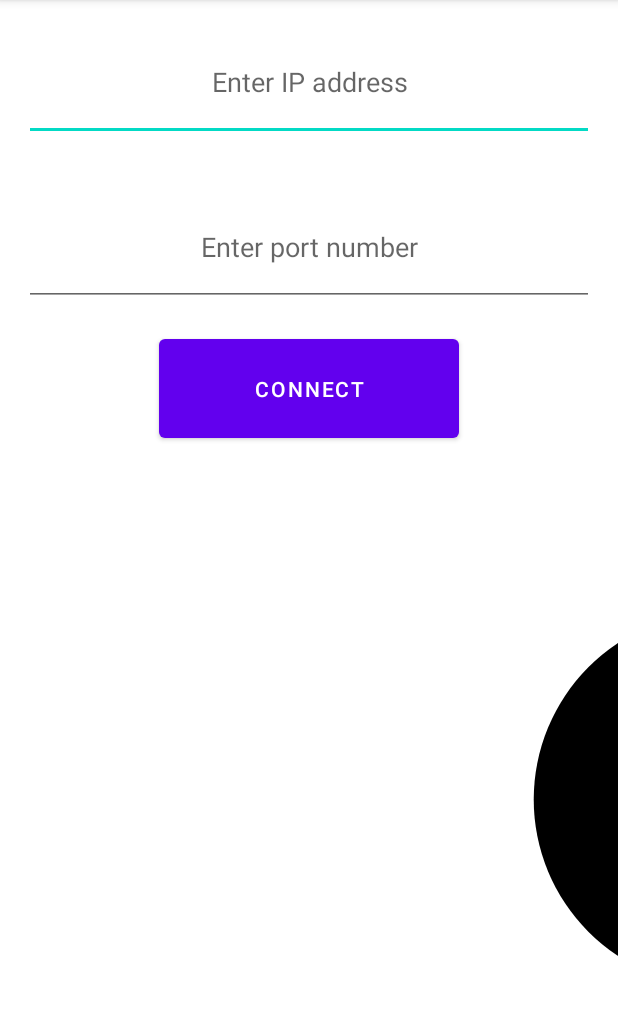
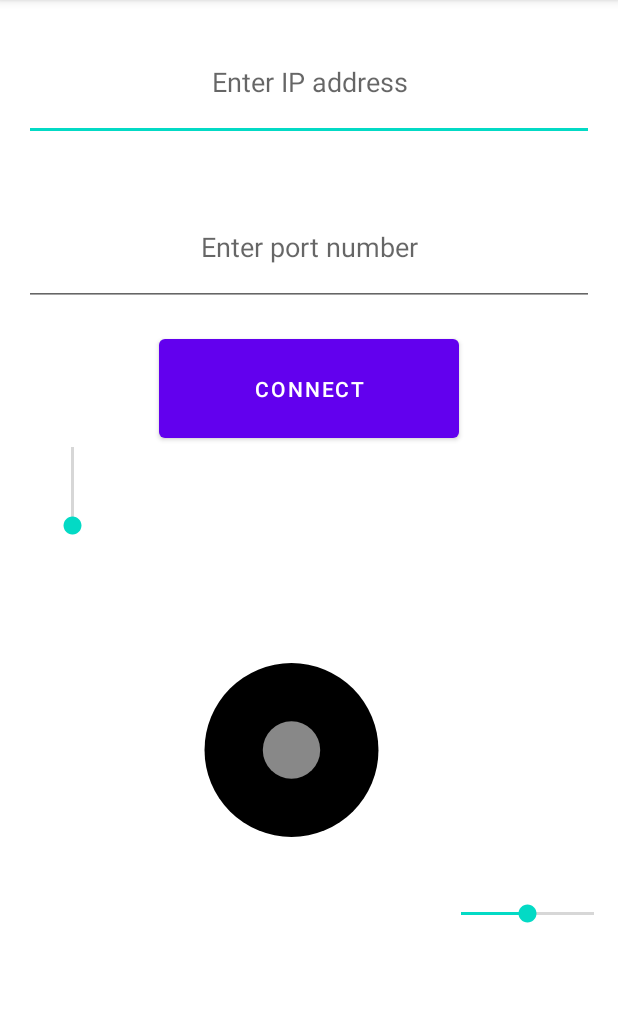
Before and after one commit to nicole257/AndroidFlightController, an Android app: the screen it shows after launch (MainActivity), on a phone screen of 412 x 824 dp, the part 84-1099 px from its top. Run offline under Robolectric (Android 15) with nearby library versions, the phone set to English and light mode, and no system bars.

Commit message:
bind seek bars to vm functions!

```diff
--- a/app/build.gradle
+++ b/app/build.gradle
@@ -30,6 +30,9 @@ android {
     kotlinOptions {
         jvmTarget = '1.8'
     }
+    dataBinding {
+        enabled = true
+    }
 }
 
 dependencies {
--- a/app/src/main/AndroidManifest.xml
+++ b/app/src/main/AndroidManifest.xml
@@ -1,7 +1,7 @@
 <?xml version="1.0" encoding="utf-8"?>
 <manifest xmlns:android="http://schemas.android.com/apk/res/android"
     package="com.example.androidflightcontroller">
-
+    <uses-permission android:name="android.permission.INTERNET"/>
     <application
         android:allowBackup="true"
         android:icon="@mipmap/ic_launcher"
--- a/app/src/main/java/com/example/androidflightcontroller/views/MainActivity.kt
+++ b/app/src/main/java/com/example/androidflightcontroller/views/MainActivity.kt
@@ -31,7 +31,7 @@ class MainActivity : AppCompatActivity() {
             }
         })
 
-        val seekThrottle = findViewById<SeekBar>(R.id.rudder_bar)
+        val seekThrottle = findViewById<SeekBar>(R.id.throttle_bar)
         seekThrottle?.setOnSeekBarChangeListener(object :
             SeekBar.OnSeekBarChangeListener {
             override fun onProgressChanged(seek: SeekBar,
--- a/app/src/main/res/layout/activity_main.xml
+++ b/app/src/main/res/layout/activity_main.xml
@@ -46,46 +46,46 @@
         android:layout_height="0dp"
         android:layout_weight="6"
         android:orientation="horizontal">
-
-        <androidx.constraintlayout.widget.ConstraintLayout
-            android:id="@+id/joystick_layout"
-            android:layout_width="match_parent"
-            android:layout_height="600dp"
+        <SeekBar
+            android:id="@+id/throttle_bar"
+            android:layout_width="306dp"
+            android:layout_height="40dp"
             android:layout_weight="1"
-            android:gravity="center"
+            android:progress="0"
+            android:min="0"
+            android:max="100"
+            android:rotation="270" />
+        <FrameLayout
+            android:id="@+id/frameLayout"
+            android:layout_width="400dp"
+            android:layout_height="400dp"
+            android:layout_margin="1sp"
+            android:layout_weight="1"
             android:orientation="horizontal"
-            android:layout_marginTop="50dp"/>
+            android:foregroundGravity="center"
+            android:layout_marginTop="1dp">
 
         <com.example.androidflightcontroller.views.Joystick
             android:id="@+id/joystick"
             android:layout_width="match_parent"
             android:layout_height="match_parent"
+            android:orientation="horizontal"
+            android:layout_marginTop="1dp"
             tools:layout_editor_absoluteX="0dp"
-            tools:layout_editor_absoluteY="-44dp" />
-
-        <SeekBar
-            android:id="@+id/throttle_bar"
-            android:layout_width="0dp"
-            android:layout_height="match_parent"
-            android:layout_weight="1"
-            android:progress="0"
-            android:min="0"
-            android:max="100"
-            android:rotation="270" />
+            tools:layout_editor_absoluteY="-100p" />
+        </FrameLayout>
 
 
         <SeekBar
             android:id="@+id/rudder_bar"
-            android:layout_width="0dp"
-            android:layout_height="match_parent"
+            android:layout_width="329dp"
+            android:layout_height="22dp"
             android:progress="50"
+            android:layout_marginTop="300dp"
             android:layout_weight="1"
             android:min="0"
             android:max="100" />
 
-
-
     </LinearLayout>
 
-
 </LinearLayout>
```
